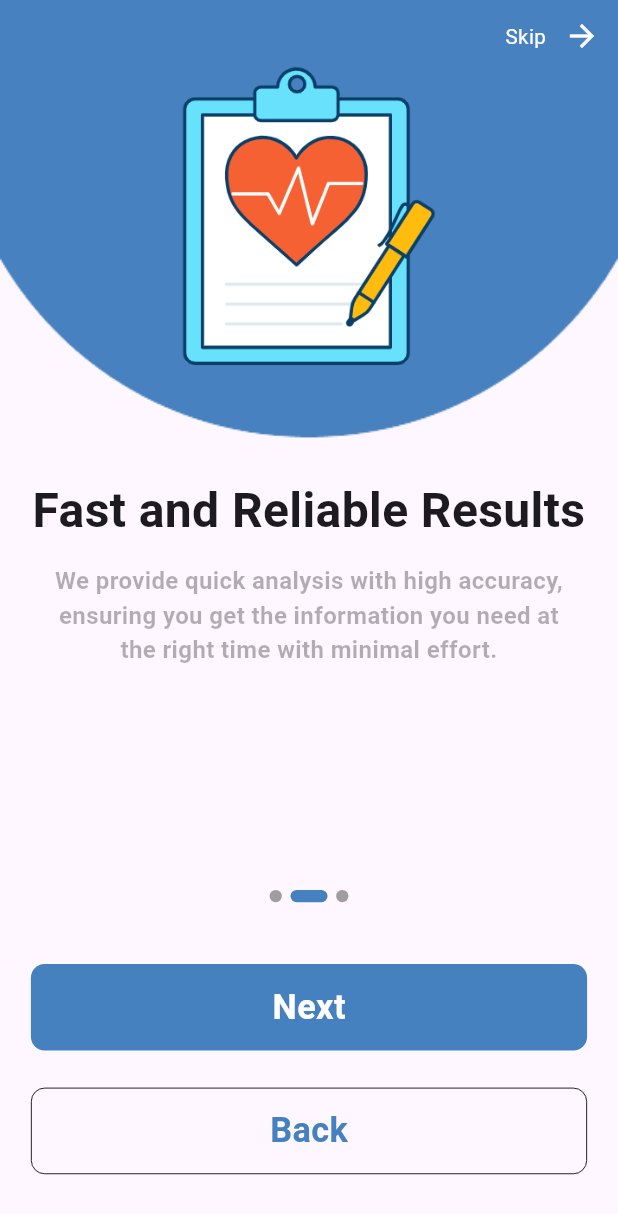
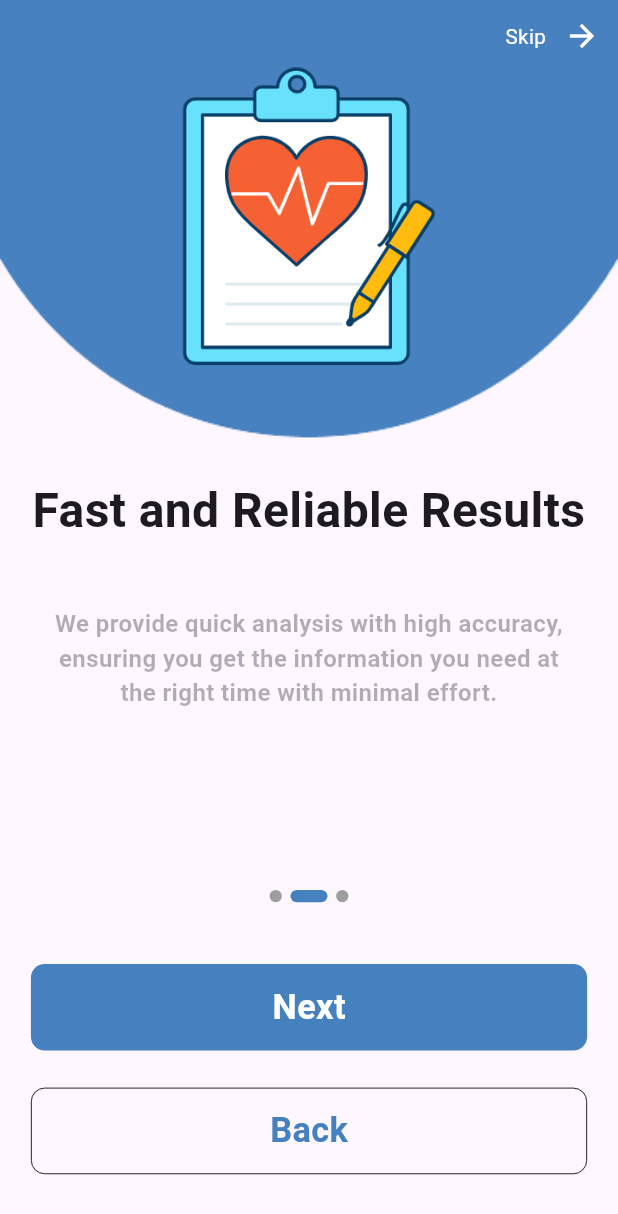
Before and after one commit to abdulrahmanibrahimdawood/hepato_diagnosis2, a Flutter app: the screen it shows after launch, after a tap on "Next", on a phone screen of 412 x 824 dp. Shown: the top 1214 px of the screen. Run offline on Flutter 3.47's test engine with Material 3 defaults, Android fonts, the light colour scheme and no system bars; our stand-ins replace animated_splash_screen, firebase_auth, firebase_core, flutter_screenutil, font_awesome_flutter, modal_progress_hud_nsn; accounts and stored records are empty.

Commit message:
edit hight

```diff
--- a/lib/pages/first_board_page.dart
+++ b/lib/pages/first_board_page.dart
@@ -33,7 +33,7 @@ class FirstPage extends StatelessWidget {
             textAlign: TextAlign.center,
           ),
           SizedBox(
-            height: MediaQuery.of(context).size.height * 0.015,
+            height: MediaQuery.of(context).size.height * 0.05,
           ),
           Padding(
             padding: EdgeInsets.symmetric(horizontal: 30.w),
--- a/lib/pages/scound_board_page.dart
+++ b/lib/pages/scound_board_page.dart
@@ -33,7 +33,7 @@ class ScoundPage extends StatelessWidget {
             textAlign: TextAlign.center,
           ),
           SizedBox(
-            height: MediaQuery.of(context).size.height * 0.015,
+            height: MediaQuery.of(context).size.height * 0.05,
           ),
           Padding(
             padding: EdgeInsets.symmetric(horizontal: 30.w),
--- a/lib/pages/third_board_page.dart
+++ b/lib/pages/third_board_page.dart
@@ -33,7 +33,7 @@ class ThirdPage extends StatelessWidget {
             textAlign: TextAlign.center,
           ),
           SizedBox(
-            height: MediaQuery.of(context).size.height * 0.015,
+            height: MediaQuery.of(context).size.height * 0.05,
           ),
           Padding(
             padding: EdgeInsets.symmetric(horizontal: 30.w),
```
